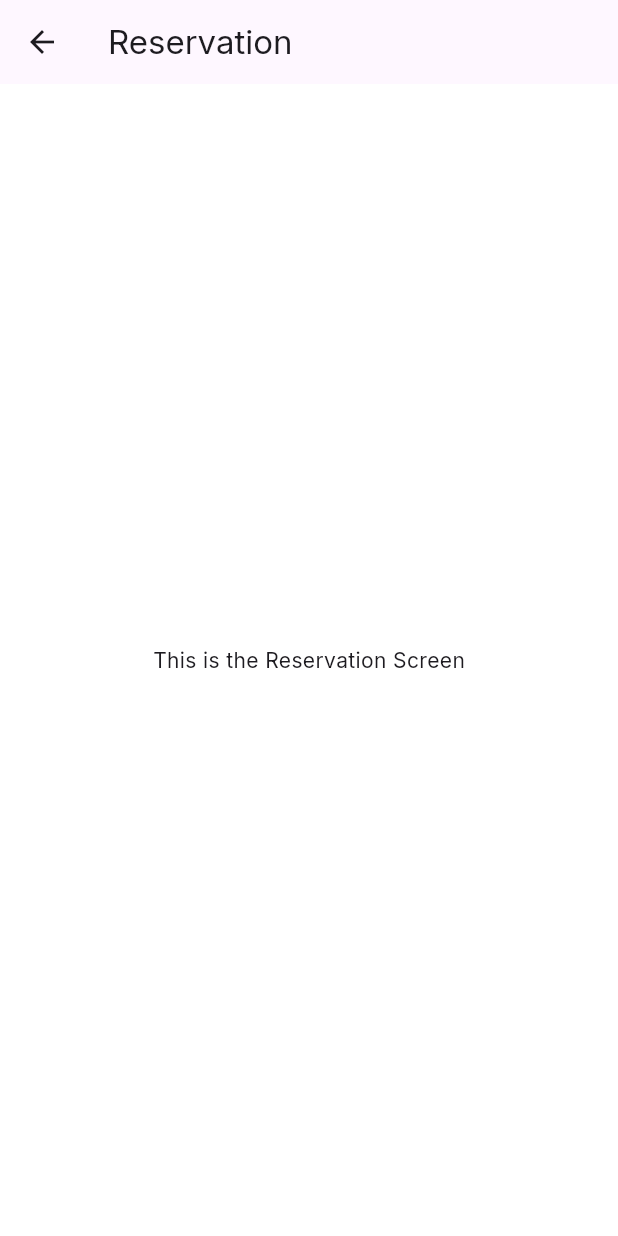
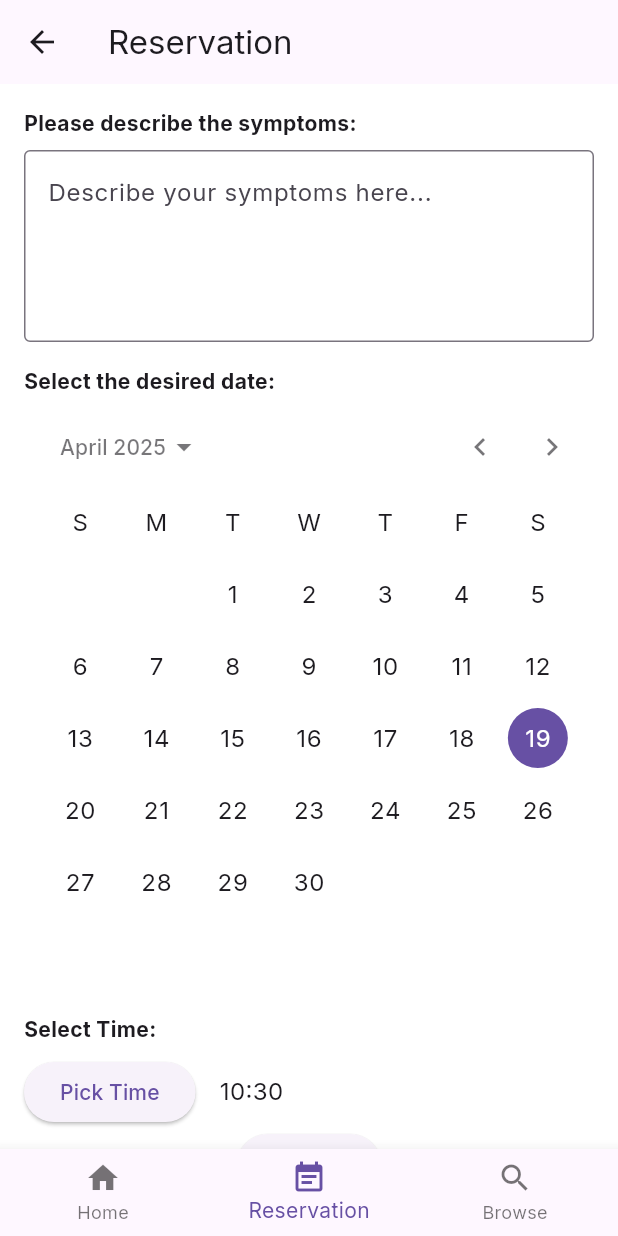
Before and after one commit to PorameePiyapun/ITDS283_Sec2_Group15, a Flutter app: the ReservationScreen screen opened directly, on a phone screen of 412 x 824 dp. Run offline on Flutter 3.47's test engine with Material 3 defaults, Android fonts, the phone set to English and light mode, and no system bars.

Commit message:
Update ReservationScreen.dart

```diff
--- a/lib/screens/ReservationScreen.dart
+++ b/lib/screens/ReservationScreen.dart
@@ -1,95 +1,152 @@
 import 'package:flutter/material.dart';
+import 'package:intl/intl.dart';
 
-class ReservationScreen extends StatelessWidget {
+class ReservationScreen extends StatefulWidget {
   const ReservationScreen({super.key});
+
+  @override
+  State<ReservationScreen> createState() => _ReservationScreenState();
+}
+
+class _ReservationScreenState extends State<ReservationScreen> {
+  DateTime _selectedDate = DateTime.now();
+  TimeOfDay _selectedTime = TimeOfDay.now();
+  final TextEditingController _symptomsController = TextEditingController();
+
+  String _formatTime(TimeOfDay time) {
+    final now = DateTime.now();
+    final dt = DateTime(now.year, now.month, now.day, time.hour, time.minute);
+    return DateFormat('HH:mm').format(dt);
+  }
+
+  void _submitReservation() {
+    final symptoms = _symptomsController.text;
+    final date = DateFormat('yyyy-MM-dd').format(_selectedDate);
+    final time = _formatTime(_selectedTime);
+
+    showDialog(
+      context: context,
+      builder: (_) => AlertDialog(
+        title: const Text("Reservation Submitted"),
+        content: Text("Date: $date\nTime: $time\nSymptoms: $symptoms"),
+        actions: [
+          TextButton(
+            onPressed: () => Navigator.pop(context),
+            child: const Text("OK"),
+          ),
+        ],
+      ),
+    );
+  }
 
   @override
   Widget build(BuildContext context) {
     return Scaffold(
       appBar: AppBar(title: const Text("Reservation")),
-      body: const Center(
-        child: Text("This is the Reservation Screen"),
+      body: SafeArea(
+        child: LayoutBuilder(
+          builder: (context, constraints) {
+            return SingleChildScrollView(
+              child: ConstrainedBox(
+                constraints: BoxConstraints(
+                  minHeight: constraints.maxHeight,
+                ),
+                child: Padding(
+                  padding: const EdgeInsets.all(16.0),
+                  child: IntrinsicHeight(
+                    child: Column(
+                      crossAxisAlignment: CrossAxisAlignment.start,
+                      children: [
+                        const Text(
+                          "Please describe the symptoms:",
+                          style: TextStyle(fontWeight: FontWeight.bold),
+                        ),
+                        const SizedBox(height: 8),
+                        TextField(
+                          controller: _symptomsController,
+                          maxLines: 4,
+                          decoration: const InputDecoration(
+                            border: OutlineInputBorder(),
+                            hintText: "Describe your symptoms here...",
+                          ),
+                        ),
+                        const SizedBox(height: 16),
+                        const Text(
+                          "Select the desired date:",
+                          style: TextStyle(fontWeight: FontWeight.bold),
+                        ),
+                        const SizedBox(height: 8),
+                        CalendarDatePicker(
+                          initialDate: _selectedDate,
+                          firstDate: DateTime(2020),
+                          lastDate: DateTime(2030),
+                          onDateChanged: (date) {
+                            setState(() {
+                              _selectedDate = date;
+                            });
+                          },
+                        ),
+                        const SizedBox(height: 16),
+                        const Text(
+                          "Select Time:",
+                          style: TextStyle(fontWeight: FontWeight.bold),
+                        ),
+                        const SizedBox(height: 8),
+                        Row(
+                          children: [
+                            ElevatedButton(
+                              onPressed: () async {
+                                final time = await showTimePicker(
+                                  context: context,
+                                  initialTime: _selectedTime,
+                                );
+                                if (time != null) {
+                                  setState(() {
+                                    _selectedTime = time;
+                                  });
+                                }
+                              },
+                              child: const Text("Pick Time"),
+                            ),
+                            const SizedBox(width: 16),
+                            Text(
+                              _formatTime(_selectedTime),
+                              style: const TextStyle(fontSize: 16),
+                            ),
+                          ],
+                        ),
+                        const Spacer(),
+                        Center(
+                          child: ElevatedButton(
+                            onPressed: _submitReservation,
+                            child: const Text("Submit"),
+                          ),
+                        ),
+                      ],
+                    ),
+                  ),
+                ),
+              ),
+            );
+          },
+        ),
+      ),
+      bottomNavigationBar: BottomNavigationBar(
+        currentIndex: 1, // Reservation tab active
+        onTap: (index) {
+          if (index == 0) {
+            Navigator.pushNamed(context, '/home');
+          } else if (index == 2) {
+            Navigator.pushNamed(context, '/browse');
+          }
+        },
+        items: const [
+          BottomNavigationBarItem(icon: Icon(Icons.home), label: "Home"),
+          BottomNavigationBarItem(
+              icon: Icon(Icons.event_note), label: "Reservation"),
+          BottomNavigationBarItem(icon: Icon(Icons.search), label: "Browse"),
+        ],
       ),
     );
   }
 }
-
-class BrowseScreen extends StatelessWidget {
-  const BrowseScreen({super.key});
-
-  @override
-  Widget build(BuildContext context) {
-    return Scaffold(
-      bottomNavigationBar: BottomNavigationBar(
-        items: const [
-          BottomNavigationBarItem(icon: Icon(Icons.home), label: "Home"),
-          BottomNavigationBarItem(icon: Icon(Icons.event_note), label: "Reservation"),
-          BottomNavigationBarItem(icon: Icon(Icons.search), label: "Browse"),
-        ],
-        currentIndex: 2,
-        onTap: (index) {
-          if (index == 1) {
-            Navigator.pushReplacementNamed(context, '/reservation');
-          } else if (index == 0) {
-            Navigator.pushReplacementNamed(context, '/');
-          }
-        },
-      ),
-      body: SafeArea(
-        child: Padding(
-          padding: const EdgeInsets.all(20),
-          child: Column(
-            crossAxisAlignment: CrossAxisAlignment.start,
-            children: [
-              Row(
-                children: const [
-                  Expanded(
-                    child: Text("Browse", style: TextStyle(fontSize: 24, fontWeight: FontWeight.bold)),
-                  ),
-                  CircleAvatar(
-                    backgroundImage: AssetImage("assets/avatar.png"),
-                    radius: 18,
-                  ),
-                ],
-              ),
-              const SizedBox(height: 16),
-              TextField(
-                decoration: InputDecoration(
-                  prefixIcon: Icon(Icons.search),
-                  hintText: "Search",
-                  filled: true,
-                  fillColor: Colors.grey,
-                  border: OutlineInputBorder(
-                    borderRadius: BorderRadius.circular(12),
-                    borderSide: BorderSide.none,
-                  ),
-                ),
-              ),
-              const SizedBox(height: 24),
-              const Text("Health Categories", style: TextStyle(fontSize: 16, fontWeight: FontWeight.w600)),
-              const SizedBox(height: 16),
-              _buildCategoryTile(Icons.local_fire_department, "Activity", Colors.deepOrange),
-              _buildCategoryTile(Icons.accessibility_new, "Body Measurements", Colors.purple),
-              _buildCategoryTile(Icons.favorite, "Heart", Colors.red),
-              _buildCategoryTile(Icons.local_pharmacy, "Medications", Colors.lightBlue),
-            ],
-          ),
-        ),
-      ),
-    );
-  }
-
-  Widget _buildCategoryTile(IconData icon, String label, Color color) {
-    return Column(
-      children: [
-        ListTile(
-          contentPadding: EdgeInsets.zero,
-          leading: Icon(icon, color: color),
-          title: Text(label),
-          onTap: () {},
-        ),
-        const Divider(height: 0),
-      ],
-    );
-  }
-}
```
